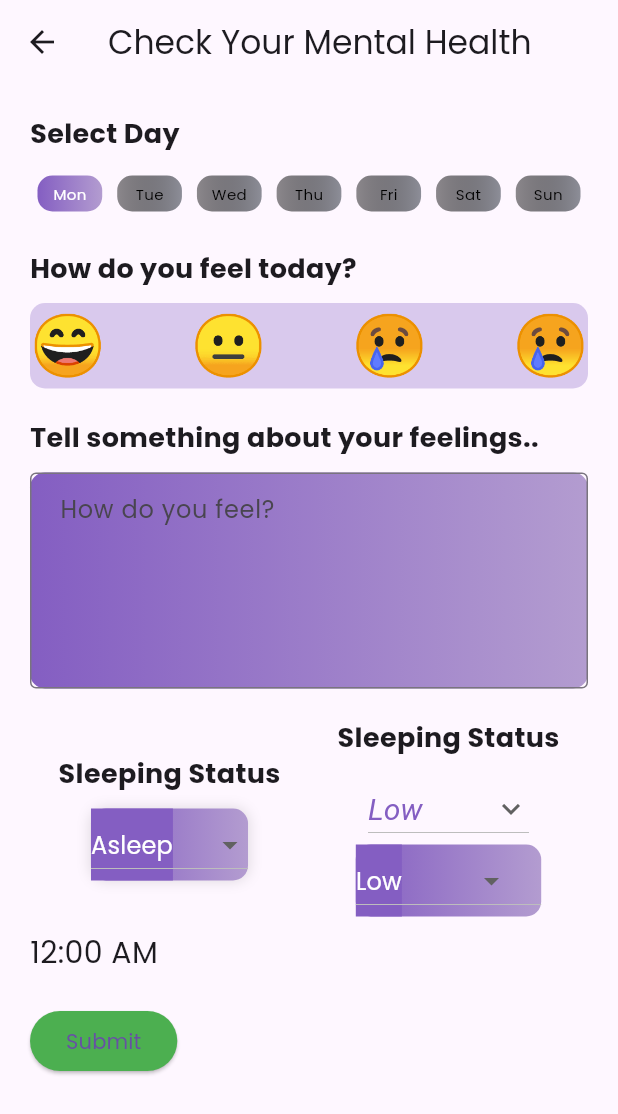
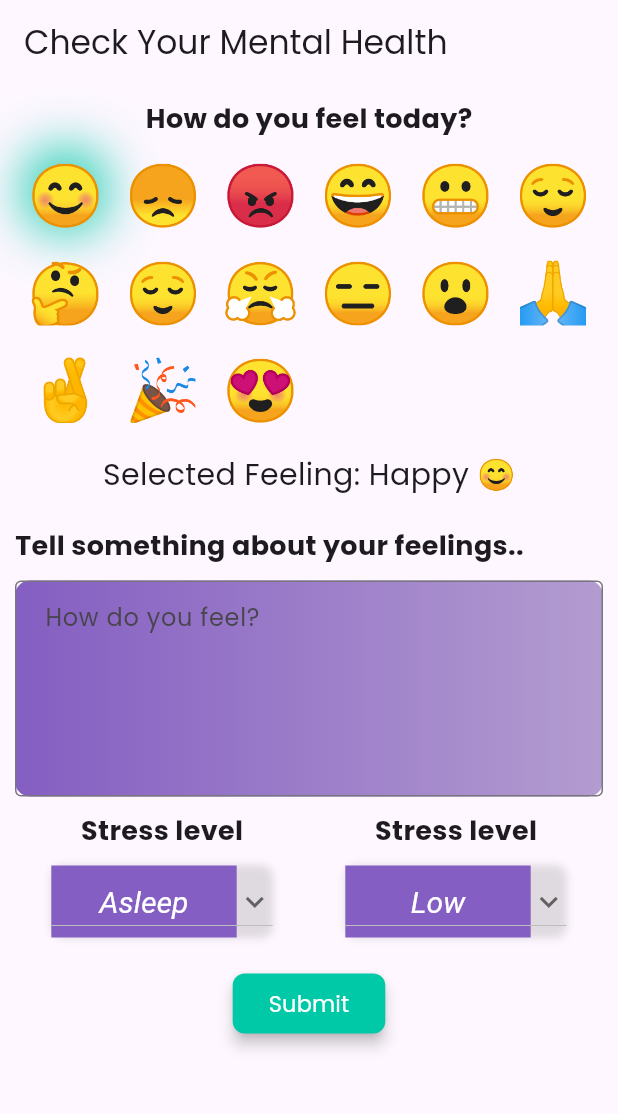
Before and after one commit to MisFits-Sem8/health_guard, a Flutter app: the MentalHealthSummary screen opened directly, after a tap on "Submit", on a phone screen of 412 x 824 dp. Shown: the top 1114 px of the screen. Run offline on Flutter 3.47's test engine with Material 3 defaults, Android fonts, the phone set to English and light mode, and no system bars; our stand-ins replace fl_chart, font_awesome_flutter, grouped_list, percent_indicator; missing offline and left inert: dotted_dashed_line, pretty_gauge, simple_animation_progress_bar; network calls fail.

Commit message:
mental health summary implemented

```diff
--- a/lib/main.dart
+++ b/lib/main.dart
@@ -21,7 +21,7 @@ class MyApp extends StatelessWidget {
         fontFamily: "Poppins",
         useMaterial3: true,
       ),
-      home: const ActivityView()
+      home: const MentalHealthSummary()
     );
   }
 }
--- a/lib/view/activity/mental_health_summary.dart
+++ b/lib/view/activity/mental_health_summary.dart
@@ -1,5 +1,7 @@
+import 'dart:convert';
+import 'package:fl_chart/fl_chart.dart';
 import 'package:flutter/material.dart';
-
+import 'package:http/http.dart' as http;
 import '../../common/color_extension.dart';
 
 class MentalHealthSummary extends StatefulWidget {
@@ -14,112 +16,182 @@ class _MentalHealthSummaryState extends State<MentalHealthSummary> {
 
   List<String> daysOfWeek = ["Mon", "Tue", "Wed", "Thu", "Fri", "Sat", "Sun"];
 
-  String selectedFeeling = "😐"; // Default feeling
+  String selectedFeeling = "Happy"; // Default feeling
+  String selectedEmoji = "😊";
+  String prompt = "initial";
+  List<Map<String, String>> emotion = [
+    {"emoji": "😊", "name": "Happy"},
+    {"emoji": "😞", "name": "Sad"},
+    {"emoji": "😡", "name": "Angry"},
+    {"emoji": "😄", "name": "Excited"},
+    {"emoji": "😬", "name": "Anxious"},
+    {"emoji": "😌", "name": "Relaxed"},
+    {"emoji": "🤔", "name": "Confused"},
+    {"emoji": "😌", "name": "Content"},
+    {"emoji": "😤", "name": "Frustrated"},
+    {"emoji": "😑", "name": "Bored"},
+    {"emoji": "😮", "name": "Surprised"},
+    {"emoji": "🙏", "name": "Grateful"},
+    {"emoji": "🤞", "name": "Hopeful"},
+    {"emoji": "🎉", "name": "Enthusiastic"},
+    {"emoji": "😍", "name": "In love"},
+  ];
+  List<dynamic> depressionStatus = [
+    {"moderate": 0.681951642036438},
+    {"not depression": 0.3168366253376007},
+    {"severe": 0.0012117630103603005}
+  ];
+
   TextEditingController feelingController = TextEditingController();
   String selectedSleepingStatus = 'Asleep';
   String selectedStressLevel = 'Low';
   TimeOfDay selectedSleepTime = TimeOfDay(hour: 0, minute: 0);
+  String label1 = '';
+  double score1 = 0.0;
+  String label2 = '';
+  double score2 = 0.0;
+  String label3 = '';
+  double score3 = 0.0;
+
+  bool display = false;
+  void updateData(List<dynamic> responseData) {
+    print('updated');
+    print(responseData[0][0]['score']);
+    setState(() {
+      label1 = responseData[0][0]['label'];
+      score1 = responseData[0][0]['score'];
+      label2 = responseData[0][1]['label'];
+      score2 = responseData[0][1]['score'];
+      label3 = responseData[0][2]['label'];
+      score3 = responseData[0][2]['score'];
+    });
+  }
+
+  String url = "http://10.0.2.2:5000/combine-prompt";
+  Future<List<dynamic>> sendPostRequest() async {
+    print("in the method");
+    var response = await http.post(Uri.parse(url),
+        headers: {"Content-Type": "application/json"},
+        body: jsonEncode({
+          "sleeping_status": selectedSleepingStatus,
+          "feeling_text": feelingController.text,
+          "emotion": selectedFeeling,
+          "stress_level": selectedStressLevel,
+        }));
+
+    if (response.statusCode == 200) {
+      var out = json.decode(response.body);
+      prompt = out['prompt'];
+
+      var depressionStatus = out["depression_status"];
+
+      print(prompt);
+      print(depressionStatus);
+      updateData(depressionStatus);
+      display = true;
+      return depressionStatus;
+    } else {
+      throw Exception('Failed to load prompt');
+    }
+  }
+
   @override
   Widget build(BuildContext context) {
     var media = MediaQuery.of(context).size;
+    var data;
+
+    String output = 'Initial Output';
     return Scaffold(
       appBar: AppBar(
         title: Text('Check Your Mental Health'),
       ),
       body: SingleChildScrollView(
-        padding: EdgeInsets.all(20.0),
+        padding: EdgeInsets.all(10.0),
         child: Column(
           crossAxisAlignment: CrossAxisAlignment.start,
           children: [
-            Text(
-              'Select Day',
-              style: TextStyle(fontSize: 18.0, fontWeight: FontWeight.bold),
+            Center(
+              child: Text(
+                'How do you feel today?',
+                style: TextStyle(
+                  fontSize: 18.0,
+                  fontWeight: FontWeight.bold,
+                ),
+              ),
             ),
             SizedBox(height: 10.0),
-            Row(
-              mainAxisAlignment: MainAxisAlignment.spaceBetween,
-              children: daysOfWeek
-                  .map(
-                    (day) => Expanded(
-                      child: GestureDetector(
+            Center(
+              child: Container(
+                child: Column(
+                  mainAxisAlignment: MainAxisAlignment.center,
+                  children: [
+                    Wrap(
+                      spacing: 15.0,
+                      runSpacing: 15.0,
+                      children: emotion.map((emotion) {
+                        return GestureDetector(
                             onTap: () {
                               setState(() {
-                            selectedDay = day;
+                                selectedFeeling = emotion["name"]!;
+                                selectedEmoji = emotion["emoji"]!;
                               });
                             },
-                        child: Container(
-                          margin: EdgeInsets.all(5.0),
-                          padding: EdgeInsets.all(5.0),
+                            child: Tooltip(
+                              message: emotion["name"],
+                              child: MouseRegion(
+                                cursor: SystemMouseCursors.click,
+                                child: AnimatedContainer(
+                                  duration: Duration(milliseconds: 200),
+                                  curve: Curves.easeInOut,
+                                  width: 50.0,
+                                  height: 50.0,
                                   decoration: BoxDecoration(
-                            gradient: selectedDay == day
-                                ? LinearGradient(colors: TColour.primary)
-                                : LinearGradient(colors: TColour.secondary),
-                            // color: selectedDay == day ? Colors.blue : Colors.grey[200],
-                            borderRadius: BorderRadius.circular(10.0),
+                                    borderRadius: BorderRadius.circular(20.0),
+                                    boxShadow:
+                                        selectedFeeling == emotion["name"]
+                                            ? [
+                                                BoxShadow(
+                                                  color: TColour.secondaryColor2
+                                                      .withOpacity(0.9),
+                                                  blurRadius: 30,
+                                                  spreadRadius: 2,
+                                                ),
+                                              ]
+                                            : null,
                                   ),
                                   child: Center(
+                                    child: MouseRegion(
+                                      onHover: (_) {
+                                        setState(() {
+                                          // Change text style when hovered
+                                        });
+                                      },
+                                      onExit: (_) {
+                                        setState(() {
+                                          // Reset text style when not hovered
+                                        });
+                                      },
                                       child: Text(
-                              day,
+                                        emotion["emoji"]!,
                                         style: TextStyle(
-                                fontSize: 10.0,
-                                color: selectedDay == day
-                                    ? Colors.white
-                                    : Colors.black,
+                                          fontSize: 40.0,
+                                          fontWeight: FontWeight.bold,
                                         ),
                                       ),
                                     ),
                                   ),
                                 ),
                               ),
-                  )
-                  .toList(),
+                            ));
+                      }).toList(),
                     ),
-            SizedBox(height: 20.0),
+                    SizedBox(height: 20),
                     Text(
-              'How do you feel today?',
-              style: TextStyle(fontSize: 18.0, fontWeight: FontWeight.bold),
-            ),
-            SizedBox(height: 10.0),
-            Container(
-              decoration: BoxDecoration(
-                  color: TColour.primaryColor1.withOpacity(.3),
-                  borderRadius: BorderRadius.circular(10)),
-              child: Row(
-                mainAxisAlignment: MainAxisAlignment.spaceBetween,
-                children: [
-                  GestureDetector(
-                    onTap: () {
-                      setState(() {
-                        selectedFeeling = "😄"; // Happy
-                      });
-                    },
-                    child: Text('😄', style: TextStyle(fontSize: 40.0)),
-                  ),
-                  GestureDetector(
-                    onTap: () {
-                      setState(() {
-                        selectedFeeling = "😐"; // Neutral
-                      });
-                    },
-                    child: Text('😐', style: TextStyle(fontSize: 40.0)),
-                  ),
-                  GestureDetector(
-                    onTap: () {
-                      setState(() {
-                        selectedFeeling = "😢"; // Sad
-                      });
-                    },
-                    child: Text('😢', style: TextStyle(fontSize: 40.0)),
-                  ),
-                  GestureDetector(
-                    onTap: () {
-                      setState(() {
-                        selectedFeeling = "😢"; // Sad
-                      });
-                    },
-                    child: Text('😢', style: TextStyle(fontSize: 40.0)),
+                      'Selected Feeling: ${selectedFeeling.isNotEmpty ? selectedFeeling : "None"} ${selectedEmoji.isNotEmpty ? selectedEmoji : "None"}',
+                      style: TextStyle(fontSize: 20),
                     ),
                   ],
+                ),
               ),
             ),
             SizedBox(height: 20.0),
@@ -140,51 +212,59 @@ class _MentalHealthSummaryState extends State<MentalHealthSummary> {
                   decoration: InputDecoration(
                       hintText: 'How do you feel?',
                       border: OutlineInputBorder(),
-                    contentPadding:
-                        EdgeInsets.symmetric(horizontal: 16.0, vertical: 12.0)),
+                      contentPadding: EdgeInsets.symmetric(
+                          horizontal: 16.0, vertical: 12.0)),
                   style: TextStyle(color: Colors.white),
                   maxLines: 5,
+                  onChanged: (value) {
+                    setState(() {
+                      feelingController.text = value;
+                    });
+                  }),
             ),
-            ),
-            SizedBox(height: 20.0),
+            SizedBox(height: 10.0),
             Row(
               children: [
                 Expanded(
                   child: Column(
                     children: [
                       Text(
-                        'Sleeping Status',
+                        'Stress level',
                         style: TextStyle(
                             fontSize: 18.0, fontWeight: FontWeight.bold),
                       ),
                       SizedBox(height: 10.0),
                       Container(
                         decoration: BoxDecoration(
-                          gradient: LinearGradient(
-                            colors: TColour.primary,
+                            borderRadius: BorderRadius.circular(8.0),
+                            boxShadow: const [
+                              BoxShadow(color: Colors.black12, blurRadius: 4)
+                            ]),
+                        child: DropdownButton(
+                          // Initial Value
+                          style: TextStyle(
+                            color: TColour.primaryColor1,
+                            fontSize: 20,
+                            fontStyle: FontStyle.italic,
                           ),
-                          boxShadow: const [
-                            BoxShadow(color: Colors.black12, blurRadius: 7)
-                          ],
-                          borderRadius: BorderRadius.circular(10.0),
-                        ),
-                        child: DropdownButton<String>(
+                          dropdownColor: TColour.primaryColor2,
                           value: selectedSleepingStatus,
-                          onChanged: (newValue) {
-                            setState(() {
-                              selectedSleepingStatus = newValue!;
-                            });
-                          },
+
+                          // Down Arrow Icon
+                          icon: const Icon(Icons.keyboard_arrow_down),
+
+                          // Array list of items
                           items: <String>[
                             'Asleep',
                             'Napping',
                             'Restless',
                             'Dreaming',
                             // Add more sleeping statuses as needed
-                          ].map<DropdownMenuItem<String>>((String value) {
-                            return DropdownMenuItem<String>(
+                          ].map((String value) {
+                            return DropdownMenuItem(
                               value: value,
                               child: Container(
+                                width: media.width * 0.3,
                                 alignment:
                                     Alignment.center, // Align text to center
                                 color: selectedSleepingStatus == value
@@ -205,8 +285,14 @@ class _MentalHealthSummaryState extends State<MentalHealthSummary> {
                               ),
                             );
                           }).toList(),
+
+                          onChanged: (String? newValue) {
+                            setState(() {
+                              selectedSleepingStatus = newValue!;
+                            });
+                          },
                         ),
-                      ), // Add more widgets as needed
+                      ),
                     ],
                   ),
                 ),
@@ -214,18 +300,23 @@ class _MentalHealthSummaryState extends State<MentalHealthSummary> {
                   child: Column(
                     children: [
                       Text(
-                        'Sleeping Status',
+                        'Stress level',
                         style: TextStyle(
                             fontSize: 18.0, fontWeight: FontWeight.bold),
                       ),
                       SizedBox(height: 10.0),
-                      DropdownButton(
+                      Container(
+                        decoration: BoxDecoration(
+                            borderRadius: BorderRadius.circular(8.0),
+                            boxShadow: const [
+                              BoxShadow(color: Colors.black12, blurRadius: 4)
+                            ]),
+                        child: DropdownButton(
                           // Initial Value
                           style: TextStyle(
                             color: TColour.primaryColor1,
                             fontSize: 20,
                             fontStyle: FontStyle.italic,
-
                           ),
                           dropdownColor: TColour.primaryColor2,
                           value: selectedStressLevel,
@@ -237,43 +328,11 @@ class _MentalHealthSummaryState extends State<MentalHealthSummary> {
                           items: <String>[
                             'Low', 'Moderate', 'High', 'Chronic',
                             // Add more sleeping statuses as needed
-                        ].map((String items) {
+                          ].map((String value) {
                             return DropdownMenuItem(
-                            value: items,
-                            child: Text(items),
-
-                          );
-                        }).toList(),
-                        // After selecting the desired option,it will
-                        // change button value to selected value
-                        onChanged: (String? newValue) {
-                          setState(() {
-                            selectedStressLevel = newValue!;
-                          });
-                        },
-                      ),
-                      Container(
-                        width: media.width * .3,
-                        decoration: BoxDecoration(
-                          gradient: LinearGradient(
-                            colors: TColour.primary,
-                          ),
-                          borderRadius: BorderRadius.circular(10.0),
-                        ),
-                        child: DropdownButton<String>(
-                          value: selectedStressLevel,
-                          onChanged: (newValue) {
-                            setState(() {
-                              selectedStressLevel = newValue!;
-                            });
-                          },
-                          items: <String>[
-                            'Low', 'Moderate', 'High', 'Chronic',
-                            // Add more sleeping statuses as needed
-                          ].map<DropdownMenuItem<String>>((String value) {
-                            return DropdownMenuItem<String>(
                               value: value,
                               child: Container(
+                                width: media.width * 0.3,
                                 alignment:
                                     Alignment.center, // Align text to center
                                 color: selectedStressLevel == value
@@ -294,44 +353,136 @@ class _MentalHealthSummaryState extends State<MentalHealthSummary> {
                               ),
                             );
                           }).toList(),
+
+                          onChanged: (String? newValue) {
+                            setState(() {
+                              selectedStressLevel = newValue!;
+                            });
+                          },
                         ),
-                      ), // Add more widgets as needed
+                      ),
                     ],
                   ),
                 ),
               ],
             ),
-            SizedBox(height: 10.0),
-
-            GestureDetector(
-              onTap: () {
-                // _selectTime(context);
+            SizedBox(height: 20.0),
+            Container(
+              alignment: Alignment.center,
+              child: ElevatedButton(
+                style: ElevatedButton.styleFrom(
+                  backgroundColor: TColour.secondaryColor2,
+                  shape: RoundedRectangleBorder(
+                    borderRadius: BorderRadius.circular(8),
+                  ),
+                  elevation: 4,
+                ),
+                onPressed: () async {
+                  data = await sendPostRequest();
+                  setState(() {
+                    updateData(data);
+                    _generateSections();
+                    depressionStatus = data;
+                  });
                 },
-              child: Text(
-                '${selectedSleepTime.format(context)}',
-                style: TextStyle(fontSize: 20.0),
+                child: Column(
+                  children: [
+                    Text(
+                      'Submit',
+                      style: TextStyle(color: Colors.white, fontSize: 15),
+                    ),
+                  ],
                 ),
               ),
-            SizedBox(height: 20.0),
-            ElevatedButton(
-              // padding: const EdgeInsets.all(20),
-
-              style: ElevatedButton.styleFrom(
-                backgroundColor: Colors.green,
             ),
-              onPressed: () {
-                // Handle submission logic here
-              },
-              child: Text(
-                'Submit',
-              ), // Add a child widget (e.g., Text) for the button label
+            Visibility(
+                visible: display, // Show the PieChart only when display is true
+                child: Center(
+                    child: Container(
+                  decoration: BoxDecoration(
+                    gradient: LinearGradient(colors: TColour.gradient),
+                    borderRadius: BorderRadius.circular(15),
                   ),
-
-            //
-            //   ),
+                  padding: EdgeInsets.all(3.0),
+                  height: 200,
+                  child: PieChart(
+                    PieChartData(
+                      sections: _generateSections(),
+                      borderData: FlBorderData(show: false),
+                      sectionsSpace: 0,
+                    ),
+                  ),
+                )))
           ],
         ),
       ),
     );
   }
+
+  List<PieChartSectionData> _generateSections() {
+    List<PieChartSectionData> sections = [];
+    print("in pi chart");
+
+    sections.add(
+      PieChartSectionData(
+        color: _getColorForStatus(label1),
+        value: score1 * 10000, // Convert score to percentage
+        title: '${(score1 * 100).toStringAsFixed(1)}\n${label1}%', // Display percentage
+        radius: 30,
+        titleStyle: TextStyle(
+          fontSize: 16,
+          fontWeight: FontWeight.bold,
+          color: Colors.white,
+        ),
+      ),
+    );
+    sections.add(
+      PieChartSectionData(
+        color: _getColorForStatus(label2),
+        value: score2 * 10000, // Convert score to percentage
+        title: '${(score2 * 100).toStringAsFixed(1)}%\n${label2}', // Display percentage
+        radius: 50,
+        titleStyle: TextStyle(
+          fontSize: 16,
+          fontWeight: FontWeight.bold,
+          color: Colors.white,
+        ),
+      ),
+    );
+    sections.add(
+      PieChartSectionData(
+        color: _getColorForStatus(label3),
+        value: score3 * 10000, // Convert score to percentage
+        title: '${(score3 * 100).toStringAsFixed(1)}%\n${label3}', // Display percentage
+        radius: 40,
+        titleStyle: TextStyle(
+          fontSize: 16,
+          fontWeight: FontWeight.bold,
+          color: Colors.white,
+        ),
+      ),
+    );
+    print(sections);
+
+    return sections;
   }
+
+  Color _getColorForStatus(String status) {
+    switch (status) {
+      case "moderate":
+        return Colors.red;
+      case "not depression":
+        return Colors.green;
+      case "severe":
+        return Colors.white;
+      default:
+        return Colors.grey;
+    }
+  }
+}
+
+class ChartData {
+  ChartData(this.x, this.y);
+  final String x;
+  final double y;
+}
--- a/pubspec.yaml
+++ b/pubspec.yaml
@@ -18,6 +18,7 @@ dependencies:
   fl_chart: ^0.67.0
   pretty_gauge: ^1.0.1
   share_plus: ^7.2.2
+  pie_chart: ^5.4.0
 
   simple_animation_progress_bar: ^1.8.2
   dotted_line: ^3.2.2
@@ -25,6 +26,8 @@ dependencies:
   percent_indicator: ^4.2.3
   grouped_list: ^5.1.2
   intl: ^0.19.0
+  http: ^1.2.0
+  syncfusion_flutter_charts: ^25.1.41+2
 
 
 dev_dependencies:
```
Also changed, not shown: pubspec.lock. Lines whose indentation alone changed are shown as unchanged.
